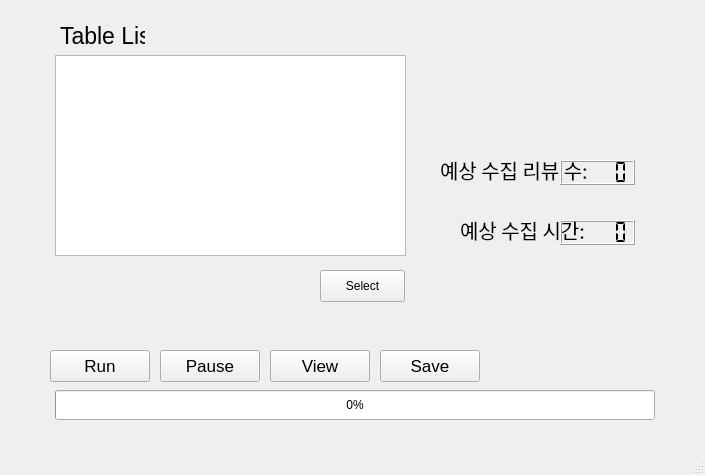
Old version of the form src/gui/form/crawlingNvRevWindow.ui in the repository yeonseo-Jung/beauty_kr.
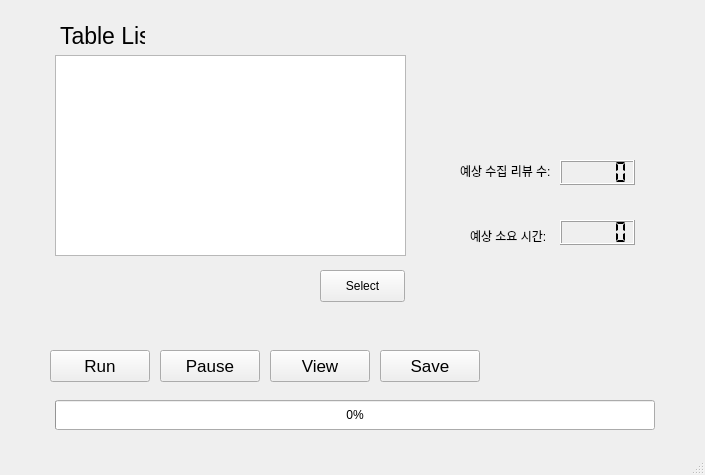
New version of the form.

Commit message: version 0.0.2.3 Update process - glowpick update: 카테고리별 신규 상품, 랭킹 상품 코드 수집-> 상품 개체 & 리뷰 수집 - naver price tab info update: page_status,  product_status, product_store_url update - 48시간 이상 크롤링 진행 시 ip 차단 이슈 해결: 건당 수집시간 및 status 구분을 통해 detection -> pause후 이슈해결 -> re-run

Diff of the .ui file:
```diff
--- a/src/gui/form/crawlingNvRevWindow.ui
+++ b/src/gui/form/crawlingNvRevWindow.ui
@@ -73,25 +73,6 @@
      <string>Pause</string>
     </property>
    </widget>
-   <widget class="QLabel" name="label_1">
-    <property name="geometry">
-     <rect>
-      <x>440</x>
-      <y>150</y>
-      <width>181</width>
-      <height>41</height>
-     </rect>
-    </property>
-    <property name="font">
-     <font>
-      <family>.Apple SD Gothic NeoI</family>
-      <pointsize>15</pointsize>
-     </font>
-    </property>
-    <property name="text">
-     <string>&lt;html&gt;&lt;head/&gt;&lt;body&gt;&lt;p&gt;예상 수집 리뷰 수:&lt;/p&gt;&lt;/body&gt;&lt;/html&gt;</string>
-    </property>
-   </widget>
    <widget class="QLCDNumber" name="time">
     <property name="geometry">
      <rect>
@@ -164,7 +145,7 @@
     <property name="geometry">
      <rect>
       <x>55</x>
-      <y>390</y>
+      <y>400</y>
       <width>600</width>
       <height>30</height>
      </rect>
@@ -201,19 +182,26 @@
     <property name="geometry">
      <rect>
       <x>460</x>
-      <y>210</y>
-      <width>181</width>
+      <y>150</y>
+      <width>121</width>
       <height>41</height>
      </rect>
     </property>
-    <property name="font">
-     <font>
-      <family>.Apple SD Gothic NeoI</family>
-      <pointsize>15</pointsize>
-     </font>
+    <property name="text">
+     <string>예상 수집 리뷰 수:</string>
     </property>
+   </widget>
+   <widget class="QLabel" name="label_3">
+    <property name="geometry">
+     <rect>
+      <x>470</x>
+      <y>220</y>
+      <width>121</width>
+      <height>31</height>
+     </rect>
+    </property>
     <property name="text">
-     <string>&lt;html&gt;&lt;head/&gt;&lt;body&gt;&lt;p&gt;예상 수집 시간:&lt;/p&gt;&lt;/body&gt;&lt;/html&gt;</string>
+     <string>예상 소요 시간:</string>
     </property>
    </widget>
   </widget>
```
Left out of the diff: 2 changed lines with no effect on the pictures. The commit also changes 12 other files.
